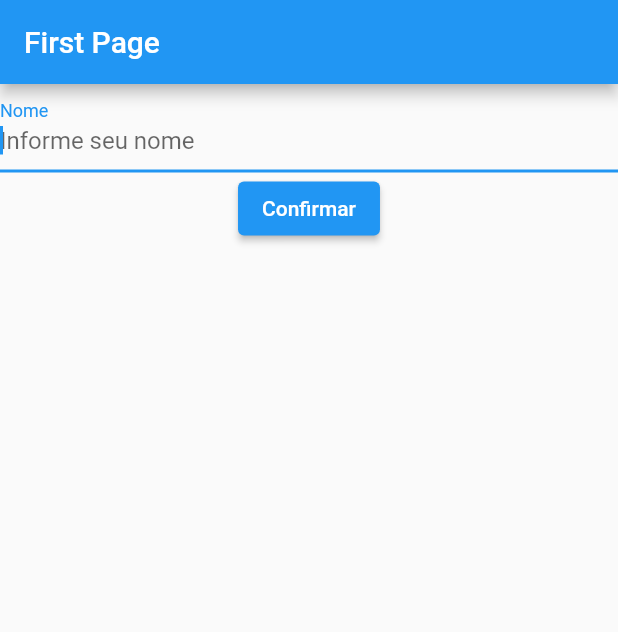
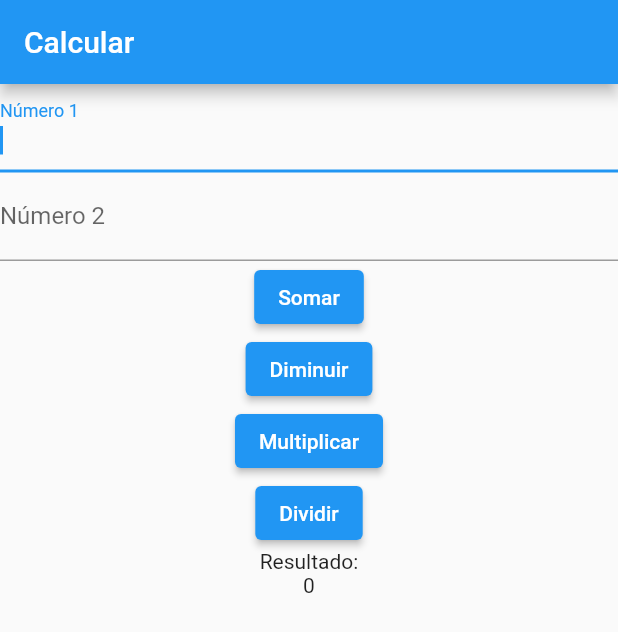
Before and after one commit to JonatasSOliveira/ifpr2023-ddm-flutter-projects, a Flutter app: the screen it shows after launch, on a phone screen of 412 x 824 dp. Shown: the top 632 px of the screen. Run offline on Flutter 3.47's test engine with Material 2 defaults, Android fonts, the light colour scheme and no system bars.

Commit message:
Primeira implementação calculador.

```diff
--- a/lib/app_config.dart
+++ b/lib/app_config.dart
@@ -1,5 +1,5 @@
 import 'package:flutter/material.dart';
-import 'package:ifpr2023_flutter_example/widgets/first_page.dart';
+import 'package:ifpr2023_flutter_example/widgets/calculator.dart';
 
 // Esse widget é o principal da aplicação, onde é chamado ao iniciar a aplicação
 // Todo elemento visual em uma tela (inclusive a tela) é chamado de widget
@@ -17,7 +17,7 @@ class AppConfig extends StatelessWidget {
         primarySwatch: Colors.blue,
       ),
       // Pagina inicial da aplicação
-      home: const FirstPage(),
+      home: const Calculator(),
     );
   }
 }
--- /dev/null
+++ b/lib/widgets/calculator.dart
@@ -0,0 +1,103 @@
+import 'package:flutter/material.dart';
+
+class Calculator extends StatefulWidget {
+  const Calculator({super.key});
+
+  @override
+  State<StatefulWidget> createState() => _CalculatorState();
+}
+
+enum CalcOperations { plus, minus, multiply, divide }
+
+// Classe utilizada para gerenciar o state (estado) da tela.
+// podendo utilizar variáveis que podem ser alteradas e fazendo a tela
+// recarregar os valores visualmente
+class _CalculatorState extends State<Calculator> {
+  int _num1 = 0;
+  int _num2 = 0;
+  int _result = 0;
+
+  void onChangeNum1(String num1) {
+    setState(() {
+      _num1 = int.parse(num1);
+    });
+  }
+
+  void onChangeNum2(String num2) {
+    setState(() {
+      _num2 = int.parse(num2);
+    });
+  }
+
+  void calc(CalcOperations calcOperations) {
+    int result = 0;
+
+    switch (calcOperations) {
+      case CalcOperations.plus:
+        result = _num1 + _num2;
+        break;
+
+      case CalcOperations.minus:
+        result = _num1 - _num2;
+        break;
+
+      case CalcOperations.multiply:
+        result = _num1 * _num2;
+        break;
+
+      case CalcOperations.divide:
+        result = _num1 ~/ _num2;
+        break;
+    }
+
+    setState(() {
+      _result = result;
+    });
+  }
+
+  @override
+  Widget build(BuildContext context) {
+    return Scaffold(
+        // Cabeçalho
+        appBar: AppBar(title: const Text("Calcular")),
+        body: Center(
+          child: Center(
+            child: Column(children: [
+              TextField(
+                autofocus: true,
+                decoration: const InputDecoration(
+                    label: Text('Número 1'), hintText: ''),
+                onChanged: onChangeNum1,
+              ),
+              TextField(
+                decoration: const InputDecoration(
+                    label: Text('Número 2'), hintText: ''),
+                onChanged: onChangeNum2,
+              ),
+              ElevatedButton(
+                  onPressed: () {
+                    calc(CalcOperations.plus);
+                  },
+                  child: const Text('Somar')),
+              ElevatedButton(
+                  onPressed: () {
+                    calc(CalcOperations.minus);
+                  },
+                  child: const Text('Diminuir')),
+              ElevatedButton(
+                  onPressed: () {
+                    calc(CalcOperations.multiply);
+                  },
+                  child: const Text('Multiplicar')),
+              ElevatedButton(
+                  onPressed: () {
+                    calc(CalcOperations.divide);
+                  },
+                  child: const Text('Dividir')),
+              const Text("Resultado:"),
+              Text('$_result')
+            ]),
+          ),
+        ));
+  }
+}
--- a/lib/widgets/first_page.dart
+++ /dev/null
@@ -1,50 +0,0 @@
-import 'package:flutter/material.dart';
-
-class FirstPage extends StatefulWidget {
-  const FirstPage({super.key});
-
-  @override
-  State<StatefulWidget> createState() => _FirstPageState();
-}
-
-class _FirstPageState extends State<FirstPage> {
-  String _buttonText = 'Confirmar';
-  String _name = '';
-
-  void onChangeName(String name) {
-    setState(() {
-      _name = name;
-    });
-  }
-
-  void changeButtonText() {
-    setState(() {
-      _buttonText = _name;
-    });
-
-    showDialog(
-        context: context,
-        builder: (context) {
-          return AlertDialog(title: const Text('Nome:'), content: Text(_name));
-        });
-  }
-
-  @override
-  Widget build(BuildContext context) {
-    return Scaffold(
-      // Cabeçalho
-      appBar: AppBar(title: const Text("First Page")),
-      body: Center(
-        child: Column(children: [
-          TextField(
-            autofocus: true,
-            decoration: const InputDecoration(
-                label: Text('Nome'), hintText: 'Informe seu nome'),
-            onChanged: onChangeName,
-          ),
-          ElevatedButton(onPressed: changeButtonText, child: Text(_buttonText))
-        ]),
-      ),
-    );
-  }
-}
```
